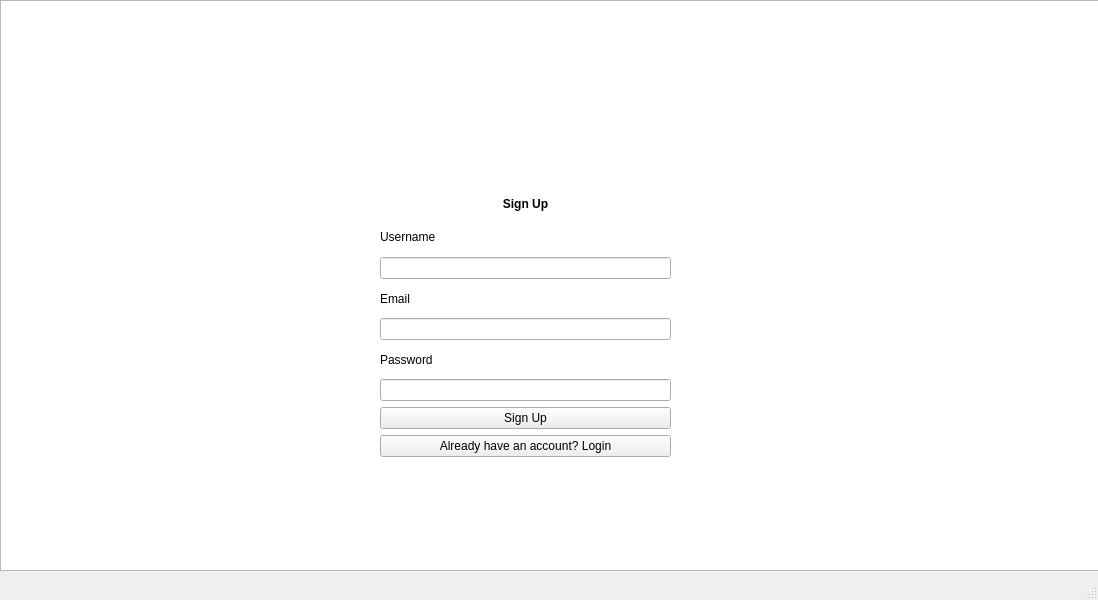
The window that SpeedoPoint/mainwindow.ui (AliEissa2077/speedopoint) describes before a commit, drawn with Qt 5.
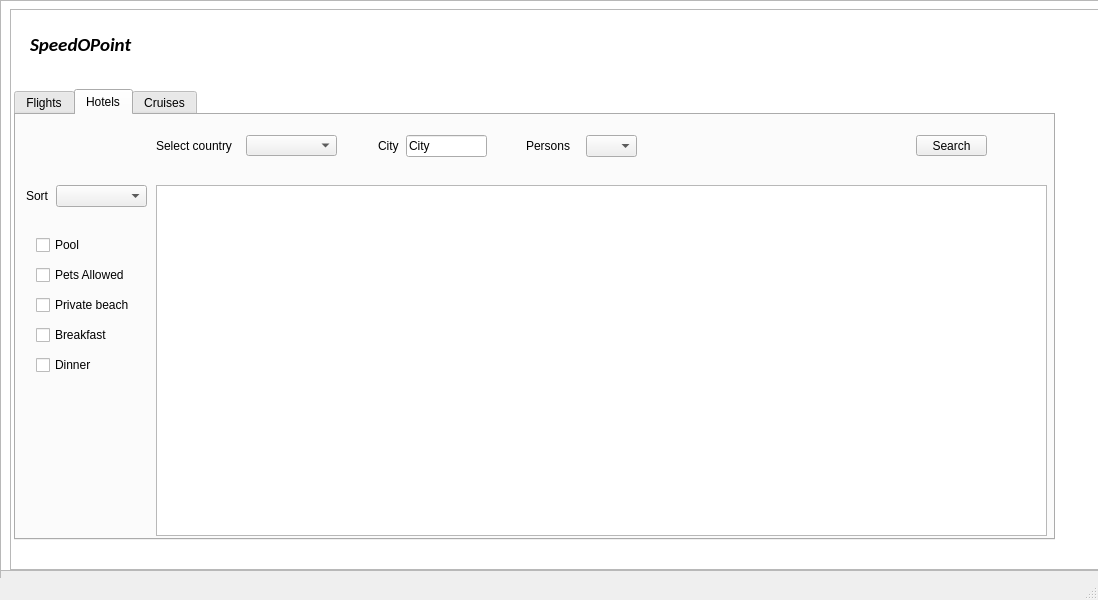
The same window after the commit. The open tabs and pages were chosen to show the change.

Commit message: Added the main listings section GUI

What changed in the file:
```diff
--- a/SpeedoPoint/mainwindow.ui
+++ b/SpeedoPoint/mainwindow.ui
@@ -224,6 +224,380 @@
     <zorder>LoginBackground</zorder>
     <zorder>SignUpFrame</zorder>
    </widget>
+   <widget class="QFrame" name="Listings">
+    <property name="geometry">
+     <rect>
+      <x>0</x>
+      <y>-1</y>
+      <width>1101</width>
+      <height>581</height>
+     </rect>
+    </property>
+    <property name="frameShape">
+     <enum>QFrame::StyledPanel</enum>
+    </property>
+    <property name="frameShadow">
+     <enum>QFrame::Raised</enum>
+    </property>
+    <widget class="QGraphicsView" name="graphicsView">
+     <property name="geometry">
+      <rect>
+       <x>10</x>
+       <y>10</y>
+       <width>1091</width>
+       <height>561</height>
+      </rect>
+     </property>
+    </widget>
+    <widget class="QLabel" name="label">
+     <property name="geometry">
+      <rect>
+       <x>30</x>
+       <y>20</y>
+       <width>161</width>
+       <height>51</height>
+      </rect>
+     </property>
+     <property name="font">
+      <font>
+       <family>Calibri</family>
+       <pointsize>14</pointsize>
+       <weight>75</weight>
+       <italic>true</italic>
+       <bold>true</bold>
+      </font>
+     </property>
+     <property name="text">
+      <string>SpeedOPoint</string>
+     </property>
+    </widget>
+    <widget class="QTabWidget" name="Tabs">
+     <property name="geometry">
+      <rect>
+       <x>14</x>
+       <y>90</y>
+       <width>1041</width>
+       <height>451</height>
+      </rect>
+     </property>
+     <property name="currentIndex">
+      <number>0</number>
+     </property>
+     <widget class="QWidget" name="Flights">
+      <attribute name="title">
+       <string>Flights</string>
+      </attribute>
+      <widget class="QLabel" name="label_2">
+       <property name="geometry">
+        <rect>
+         <x>40</x>
+         <y>20</y>
+         <width>141</width>
+         <height>31</height>
+        </rect>
+       </property>
+       <property name="font">
+        <font>
+         <pointsize>12</pointsize>
+        </font>
+       </property>
+       <property name="text">
+        <string>Fly From</string>
+       </property>
+      </widget>
+      <widget class="QComboBox" name="comboBox">
+       <property name="geometry">
+        <rect>
+         <x>210</x>
+         <y>20</y>
+         <width>131</width>
+         <height>31</height>
+        </rect>
+       </property>
+      </widget>
+      <widget class="QComboBox" name="comboBox_2">
+       <property name="geometry">
+        <rect>
+         <x>550</x>
+         <y>20</y>
+         <width>131</width>
+         <height>31</height>
+        </rect>
+       </property>
+      </widget>
+      <widget class="QLabel" name="label_3">
+       <property name="geometry">
+        <rect>
+         <x>460</x>
+         <y>20</y>
+         <width>71</width>
+         <height>31</height>
+        </rect>
+       </property>
+       <property name="font">
+        <font>
+         <pointsize>11</pointsize>
+        </font>
+       </property>
+       <property name="text">
+        <string>To</string>
+       </property>
+      </widget>
+      <widget class="QCheckBox" name="checkBox">
+       <property name="geometry">
+        <rect>
+         <x>740</x>
+         <y>20</y>
+         <width>111</width>
+         <height>31</height>
+        </rect>
+       </property>
+       <property name="text">
+        <string>Two-way flight</string>
+       </property>
+      </widget>
+      <widget class="QPushButton" name="pushButton">
+       <property name="geometry">
+        <rect>
+         <x>900</x>
+         <y>20</y>
+         <width>93</width>
+         <height>31</height>
+        </rect>
+       </property>
+       <property name="text">
+        <string>Find</string>
+       </property>
+      </widget>
+      <widget class="QListWidget" name="listWidget">
+       <property name="geometry">
+        <rect>
+         <x>170</x>
+         <y>80</y>
+         <width>851</width>
+         <height>341</height>
+        </rect>
+       </property>
+      </widget>
+      <widget class="QLabel" name="label_4">
+       <property name="geometry">
+        <rect>
+         <x>20</x>
+         <y>80</y>
+         <width>55</width>
+         <height>16</height>
+        </rect>
+       </property>
+       <property name="text">
+        <string>Sort by:</string>
+       </property>
+      </widget>
+      <widget class="QComboBox" name="comboBox_3">
+       <property name="geometry">
+        <rect>
+         <x>72</x>
+         <y>80</y>
+         <width>81</width>
+         <height>22</height>
+        </rect>
+       </property>
+      </widget>
+     </widget>
+     <widget class="QWidget" name="Hotels">
+      <attribute name="title">
+       <string>Hotels</string>
+      </attribute>
+      <widget class="QListWidget" name="listWidget_2">
+       <property name="geometry">
+        <rect>
+         <x>140</x>
+         <y>70</y>
+         <width>891</width>
+         <height>351</height>
+        </rect>
+       </property>
+      </widget>
+      <widget class="QLabel" name="label_5">
+       <property name="geometry">
+        <rect>
+         <x>140</x>
+         <y>20</y>
+         <width>91</width>
+         <height>21</height>
+        </rect>
+       </property>
+       <property name="text">
+        <string>Select country</string>
+       </property>
+      </widget>
+      <widget class="QComboBox" name="comboBox_4">
+       <property name="geometry">
+        <rect>
+         <x>230</x>
+         <y>20</y>
+         <width>91</width>
+         <height>21</height>
+        </rect>
+       </property>
+      </widget>
+      <widget class="QLineEdit" name="lineEdit">
+       <property name="geometry">
+        <rect>
+         <x>390</x>
+         <y>20</y>
+         <width>81</width>
+         <height>22</height>
+        </rect>
+       </property>
+       <property name="text">
+        <string>City</string>
+       </property>
+      </widget>
+      <widget class="QLabel" name="label_6">
+       <property name="geometry">
+        <rect>
+         <x>362</x>
+         <y>20</y>
+         <width>31</width>
+         <height>21</height>
+        </rect>
+       </property>
+       <property name="text">
+        <string>City</string>
+       </property>
+      </widget>
+      <widget class="QPushButton" name="pushButton_2">
+       <property name="geometry">
+        <rect>
+         <x>900</x>
+         <y>20</y>
+         <width>71</width>
+         <height>21</height>
+        </rect>
+       </property>
+       <property name="text">
+        <string>Search</string>
+       </property>
+      </widget>
+      <widget class="QComboBox" name="comboBox_5">
+       <property name="geometry">
+        <rect>
+         <x>570</x>
+         <y>20</y>
+         <width>51</width>
+         <height>22</height>
+        </rect>
+       </property>
+      </widget>
+      <widget class="QLabel" name="label_7">
+       <property name="geometry">
+        <rect>
+         <x>510</x>
+         <y>20</y>
+         <width>55</width>
+         <height>21</height>
+        </rect>
+       </property>
+       <property name="text">
+        <string>Persons</string>
+       </property>
+      </widget>
+      <widget class="QLabel" name="label_8">
+       <property name="geometry">
+        <rect>
+         <x>10</x>
+         <y>70</y>
+         <width>41</width>
+         <height>21</height>
+        </rect>
+       </property>
+       <property name="text">
+        <string>Sort</string>
+       </property>
+      </widget>
+      <widget class="QComboBox" name="comboBox_6">
+       <property name="geometry">
+        <rect>
+         <x>40</x>
+         <y>70</y>
+         <width>91</width>
+         <height>22</height>
+        </rect>
+       </property>
+      </widget>
+      <widget class="QCheckBox" name="checkBox_2">
+       <property name="geometry">
+        <rect>
+         <x>20</x>
+         <y>120</y>
+         <width>81</width>
+         <height>20</height>
+        </rect>
+       </property>
+       <property name="text">
+        <string>Pool</string>
+       </property>
+      </widget>
+      <widget class="QCheckBox" name="checkBox_3">
+       <property name="geometry">
+        <rect>
+         <x>20</x>
+         <y>150</y>
+         <width>101</width>
+         <height>20</height>
+        </rect>
+       </property>
+       <property name="text">
+        <string>Pets Allowed</string>
+       </property>
+      </widget>
+      <widget class="QCheckBox" name="checkBox_4">
+       <property name="geometry">
+        <rect>
+         <x>20</x>
+         <y>180</y>
+         <width>111</width>
+         <height>20</height>
+        </rect>
+       </property>
+       <property name="text">
+        <string>Private beach</string>
+       </property>
+      </widget>
+      <widget class="QCheckBox" name="checkBox_5">
+       <property name="geometry">
+        <rect>
+         <x>20</x>
+         <y>210</y>
+         <width>81</width>
+         <height>20</height>
+        </rect>
+       </property>
+       <property name="text">
+        <string>Breakfast</string>
+       </property>
+      </widget>
+      <widget class="QCheckBox" name="checkBox_6">
+       <property name="geometry">
+        <rect>
+         <x>20</x>
+         <y>240</y>
+         <width>81</width>
+         <height>20</height>
+        </rect>
+       </property>
+       <property name="text">
+        <string>Dinner</string>
+       </property>
+      </widget>
+     </widget>
+     <widget class="QWidget" name="Cruises">
+      <attribute name="title">
+       <string>Cruises</string>
+      </attribute>
+     </widget>
+    </widget>
+   </widget>
   </widget>
   <widget class="QMenuBar" name="menubar">
    <property name="geometry">
```
The commit also changes 1 other file.
